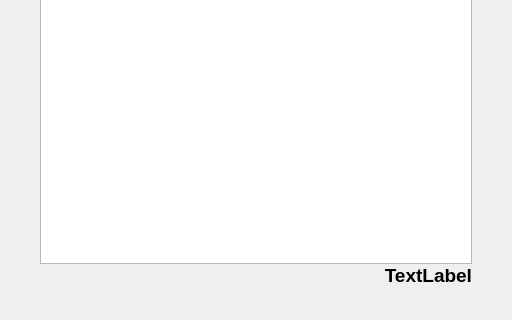
The window that src/aboutdialog.ui (srazi/Saaghar) describes before a commit, drawn with Qt 5; both pictures show x 0 to 512 and y 192 to 512 of the 512 by 512 pixel window.
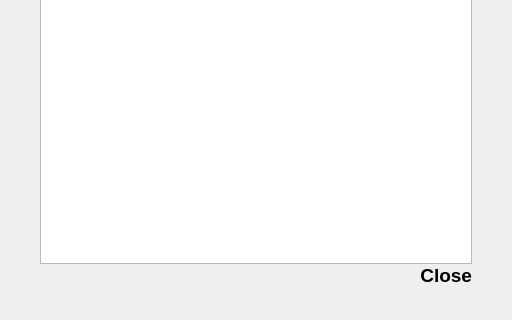
The same window after the commit.

Commit message: About: Fix titles in ui file.

What changed in the file:
```diff
--- a/src/aboutdialog.ui
+++ b/src/aboutdialog.ui
@@ -55,7 +55,7 @@
       </font>
      </property>
      <property name="text">
-      <string>TextLabel</string>
+      <string>Close</string>
      </property>
      <property name="alignment">
       <set>Qt::AlignRight|Qt::AlignTrailing|Qt::AlignVCenter</set>
```
Left out of the diff: 2 changed lines with no effect on the pictures.
